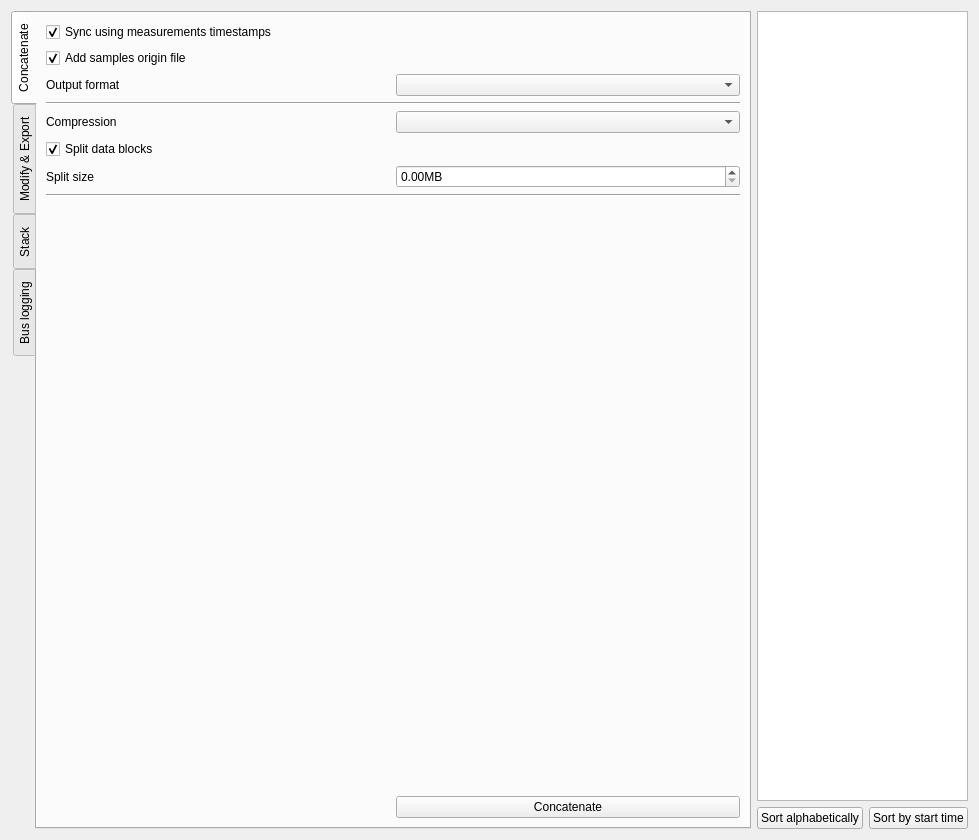
Above: asammdf/gui/ui/batch_widget.ui from danielhrisca/asammdf before the change. Below: the same form after it.
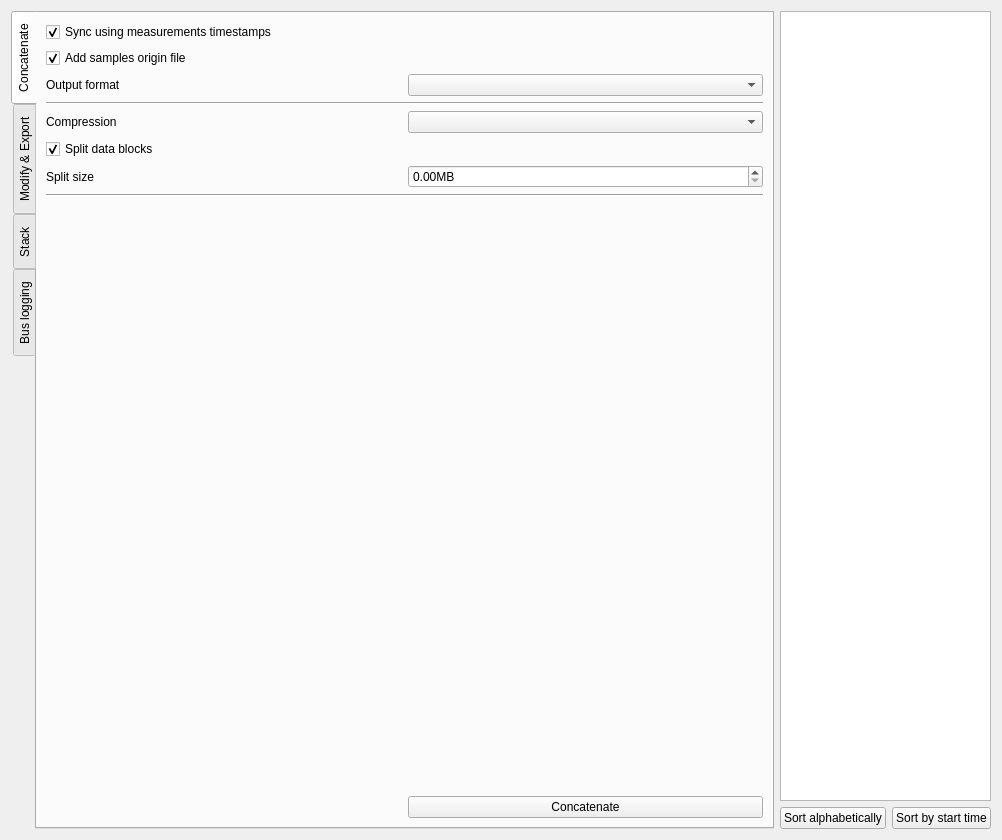
That is the form after the change. Icons and pictures are not drawn. Custom widgets are drawn as their Qt base class.

Commit message: fix attribute error in batch widget

Patch:
```diff
--- a/asammdf/gui/ui/batch_widget.ui
+++ b/asammdf/gui/ui/batch_widget.ui
@@ -6,7 +6,7 @@
    <rect>
     <x>0</x>
     <y>0</y>
-    <width>979</width>
+    <width>1002</width>
     <height>840</height>
    </rect>
   </property>
```
Left out of the diff: 2 changed lines with no effect on the pictures. The commit also changes 1 other file.
